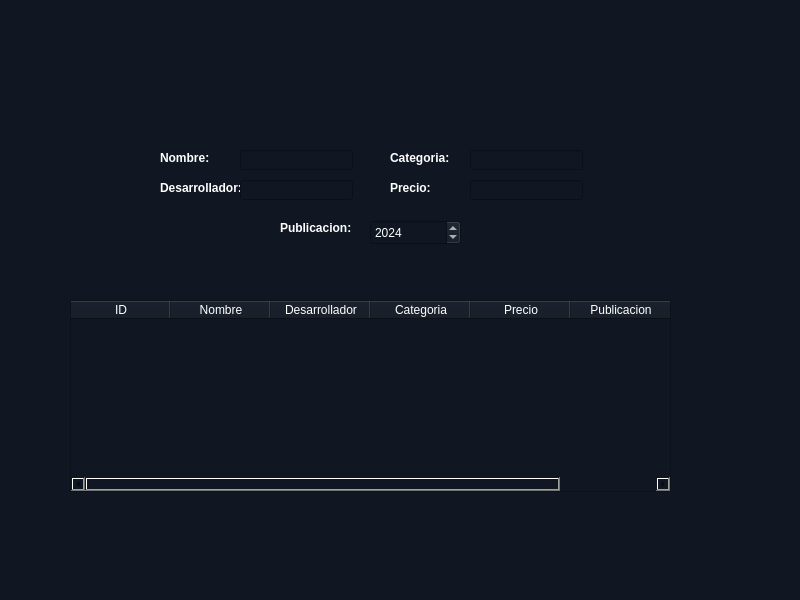
First picture: the form in mainwindow.ui, repository Briander-N/Proyecto2doBimestre, before the edit.
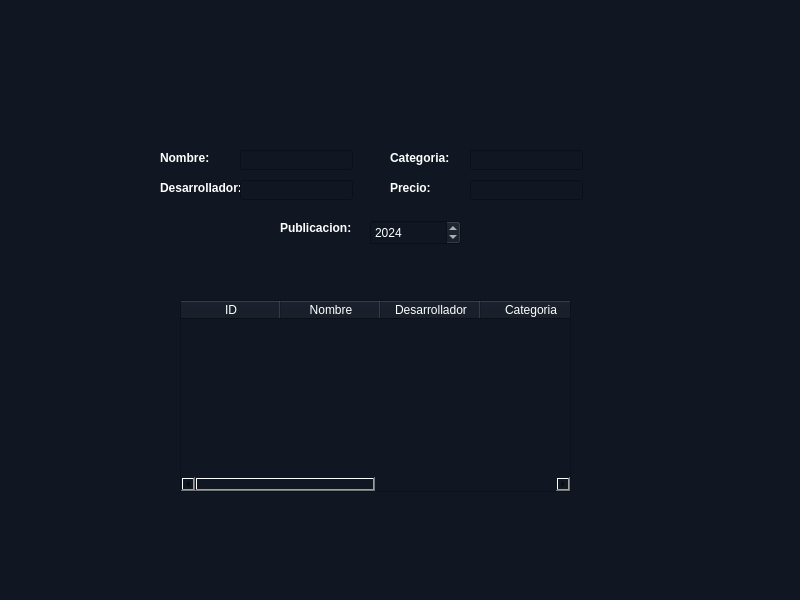
Second picture: the form after the edit. Icons and pictures are not drawn.

Commit message:
Validaciones mínimas
Validación para evitar el ingreso de solo números en los campos: nombre, desarrollador y categoria
Validacion para eivtar el ingreso de texto en el campo de precio

Diff of the .ui file:
```diff
--- a/mainwindow.ui
+++ b/mainwindow.ui
@@ -834,9 +834,9 @@
    <widget class="QTableWidget" name="tableJuegos">
     <property name="geometry">
      <rect>
-      <x>70</x>
+      <x>180</x>
       <y>300</y>
-      <width>601</width>
+      <width>391</width>
       <height>192</height>
      </rect>
     </property>
```
Left out of the diff: 4 changed lines with no effect on the pictures. The commit also changes 1 other file.
